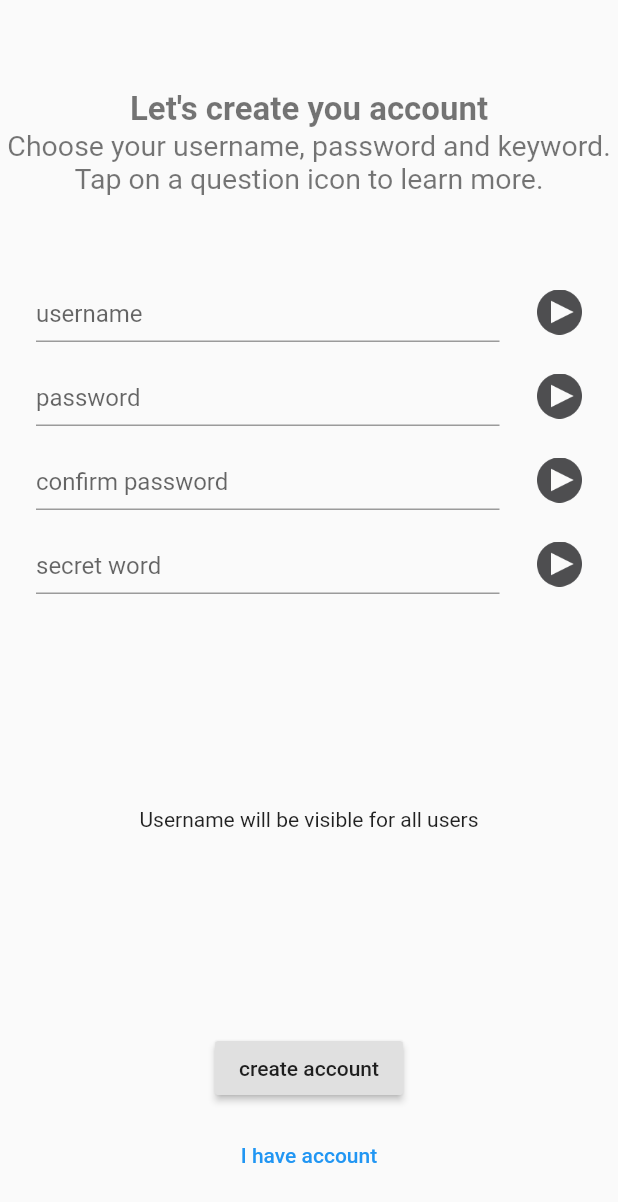
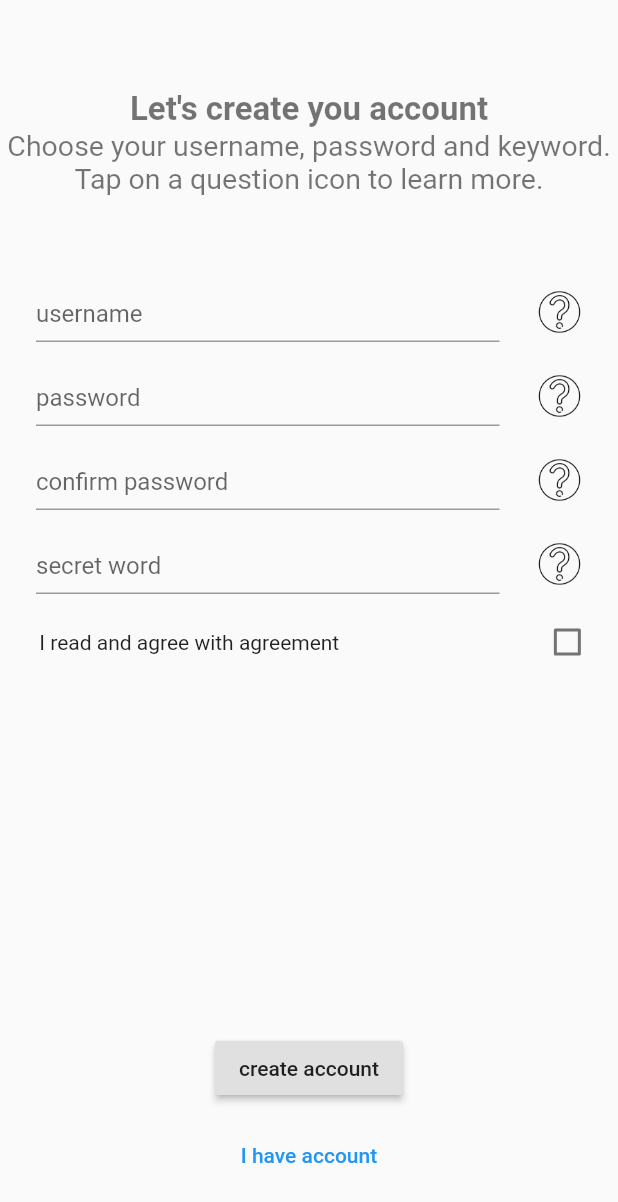
Before and after one commit to groshevdg/The-Planet, a Flutter app: the AuthScreen screen opened by its route, on a phone screen of 412 x 824 dp. Shown: the top 1202 px of the screen. Run offline on Flutter 3.47's test engine with Material 2 defaults, Android fonts, the phone set to English and light mode, and no system bars; our stand-ins replace cloud_firestore, firebase_core, flutter_staggered_animations; accounts and stored records are empty.

Commit message:
Added provider, images, chabging messages

```diff
--- /dev/null
+++ b/lib/screens/auth/auth_controller.dart
@@ -0,0 +1,12 @@
+import 'package:flutter/foundation.dart';
+import 'package:the_planet/screens/auth/providers/tooltip_provider.dart';
+
+class AuthController {
+  final TooltipProvider tooltipProvider;
+
+  AuthController({@required this.tooltipProvider});
+
+  void questionIconIsPressed(int index) {
+    tooltipProvider.updateMesage(index);
+  }
+}
--- a/lib/screens/auth/auth_screen.dart
+++ b/lib/screens/auth/auth_screen.dart
@@ -1,15 +1,35 @@
 import 'package:flutter/material.dart';
-import 'package:the_planet/screens/auth/input_row.dart';
+import 'package:provider/provider.dart';
+import 'package:the_planet/screens/auth/auth_controller.dart';
+import 'package:the_planet/screens/auth/providers/tooltip_provider.dart';
+import 'package:the_planet/screens/auth/widgets/accept_agreement.dart';
+import 'package:the_planet/screens/auth/widgets/input_row.dart';
+
 
 class AuthScreen extends StatefulWidget {
   @override
   _AuthScreenState createState() => _AuthScreenState();
 }
 
-class _AuthScreenState extends State<AuthScreen> {
+class _AuthScreenState extends State<AuthScreen> with TickerProviderStateMixin {
+  AuthController _authController;
+  TooltipProvider _tooltipProvider;
+  Animation<Offset> _offsetAnimation;
+  AnimationController _animationController;
+
+  @override
+  void initState() {
+    _animationController = AnimationController(vsync: this, duration: Duration(seconds: 2))..forward();
+    _offsetAnimation = Tween<Offset>(begin: Offset(1000, 0), end: Offset(0, 0)).animate(CurvedAnimation(parent: _animationController, curve: Curves.fastLinearToSlowEaseIn));
+    _tooltipProvider = TooltipProvider();
+    _authController = AuthController(tooltipProvider: _tooltipProvider);
+    super.initState();
+  }
+
   @override
   Widget build(BuildContext context) {
     return Scaffold(
+      resizeToAvoidBottomInset: false,
       body: SafeArea(
         child: Column(
           children: [
@@ -33,16 +53,22 @@ class _AuthScreenState extends State<AuthScreen> {
                 alignment: Alignment.topLeft,
                 child: Column(
                   children: [
-                    InputTextRow(hint: "username"),
-                    InputTextRow(hint: "password"),
-                    InputTextRow(hint: "confirm password"),
-                    InputTextRow(hint: "secret word"),
+                    InputTextRow(hint: "username", authController: _authController, rowIndex: 0),
+                    InputTextRow(hint: "password", authController: _authController, rowIndex: 1),
+                    InputTextRow(hint: "confirm password", authController: _authController, rowIndex: 2),
+                    InputTextRow(hint: "secret word", authController: _authController, rowIndex: 3),
                   ],
                 ),
               ),
             ),
+            SlideTransition(position: _offsetAnimation, child: AcceptAgreemetWidget()),
             Spacer(),
-            Text("Username will be visible for all users"),
+            ChangeNotifierProvider(
+              create: (context) => _tooltipProvider,
+              child: Consumer<TooltipProvider>(builder: (context, providerState, child) {
+                return Text(providerState.message);
+              }),
+            ),
             Spacer(),
             RaisedButton(onPressed: () {}, child: Text("create account")),
             Padding(padding: EdgeInsets.only(bottom: 30, top: 10),
--- /dev/null
+++ b/lib/screens/auth/providers/tooltip_provider.dart
@@ -0,0 +1,26 @@
+import 'package:flutter/cupertino.dart';
+
+class TooltipProvider extends ChangeNotifier {
+  String _tooltipMessage = "";
+  String get message => _tooltipMessage;
+
+  void updateMesage(int index) {
+    _updateTooltipMessage(index);
+    notifyListeners();
+  }
+
+  void _updateTooltipMessage(int index) {
+     if (index == 0) {
+      _tooltipMessage = "Message1";
+    }
+    else if (index == 1) {
+       _tooltipMessage = "Message2";
+    }
+    else if (index == 2) {
+       _tooltipMessage = "Message3";
+    }
+    else {
+       _tooltipMessage = "Message4";
+    }
+  }
+}
--- /dev/null
+++ b/lib/screens/auth/widgets/accept_agreement.dart
@@ -0,0 +1,27 @@
+import 'package:flutter/material.dart';
+
+class AcceptAgreemetWidget extends StatefulWidget {
+  @override
+  _AcceptAgreemetWidgetState createState() => _AcceptAgreemetWidgetState();
+}
+
+class _AcceptAgreemetWidgetState extends State<AcceptAgreemetWidget> {
+  var _isChecked = false;
+  @override
+  Widget build(BuildContext context) {
+    return Padding(
+      padding: const EdgeInsets.only(left: 24, right: 12),
+      child: Row(
+        children: [
+          Text("I read and agree with agreement"),
+          Spacer(),
+          Checkbox(value: _isChecked, onChanged: (value) {
+            setState(() {
+              _isChecked = value;
+            });
+          })
+        ],
+      ),
+    );
+  }
+}
--- a/lib/screens/auth/input_row.dart
+++ b/lib/screens/auth/widgets/input_row.dart
@@ -1,9 +1,15 @@
 import 'package:flutter/material.dart';
+import 'package:the_planet/screens/auth/auth_controller.dart';
 
 class InputTextRow extends StatefulWidget {
   final String hint;
+  final AuthController authController;
+  final int rowIndex;
 
-  const InputTextRow({Key key, @required this.hint}) : super(key: key);
+  InputTextRow({Key key,
+  @required this.hint,
+  @required this.authController,
+  @required this.rowIndex}) : super(key: key);
 
   @override
   _InputTextRowState createState() => _InputTextRowState();
@@ -19,16 +25,16 @@ class _InputTextRowState extends State<InputTextRow> {
         children: [
           SizedBox(
               height: 40, width: MediaQuery.of(context).size.width * 0.75,
-              child: Padding(
-                padding: EdgeInsets.only(bottom: MediaQuery.of(context).viewInsets.bottom),
-                child: TextField(
-                  decoration: InputDecoration(
-                      hintText: widget.hint
-                  ),
+              child: TextField(
+                decoration: InputDecoration(
+                    hintText: widget.hint
                 ),
               )
           ),
-          Image.asset('assets/images/play.png', width: 30)
+          GestureDetector(
+            onTap: () => widget.authController.questionIconIsPressed(widget.rowIndex),
+            child: Image.asset('assets/images/ic_question.png', width: 30, color: Colors.black)
+          )
         ],
       ),
     );
--- a/pubspec.yaml
+++ b/pubspec.yaml
@@ -31,6 +31,7 @@ dependencies:
   cupertino_icons: ^1.0.0
   firebase_core: ^0.7.0
   cloud_firestore: ^0.16.0
+  provider: ^4.3.3
 
 dev_dependencies:
   flutter_test:
```
Also changed, not shown: assets/images/2x/ic_question.png (added), assets/images/3x/ic_question.png (added), assets/images/4x/ic_question.png (added), assets/images/ic_question.png (added), pubspec.lock, 1 other file.
